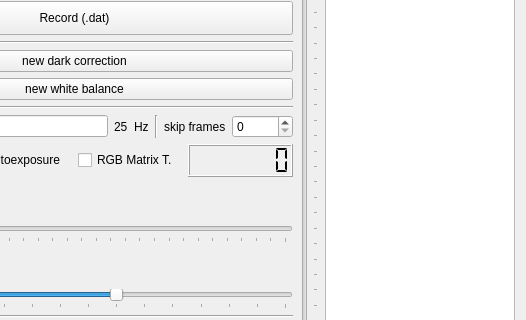
This is mainwindow.ui in IMSY-DKFZ/xilens as Qt 5 draws it before an edit; both pictures show x 155 to 681 and y 261 to 581 of the 681 by 823 pixel window. The edited form follows.
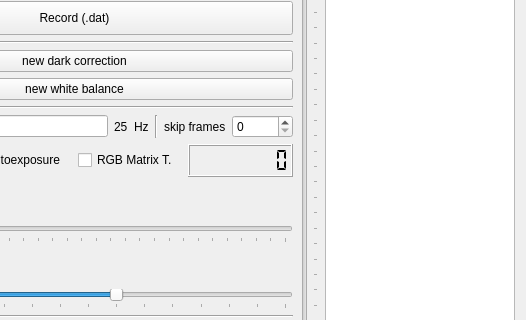
This is the edited form. Icons and pictures are not drawn.

Commit message: refactored LCD display to show time in format HH:mm:ss

```diff
--- a/mainwindow.ui
+++ b/mainwindow.ui
@@ -335,7 +335,7 @@
                <bool>false</bool>
               </property>
               <property name="digitCount">
-               <number>7</number>
+               <number>8</number>
               </property>
               <property name="mode">
                <enum>QLCDNumber::Dec</enum>
```
The commit also changes 1 other file.
